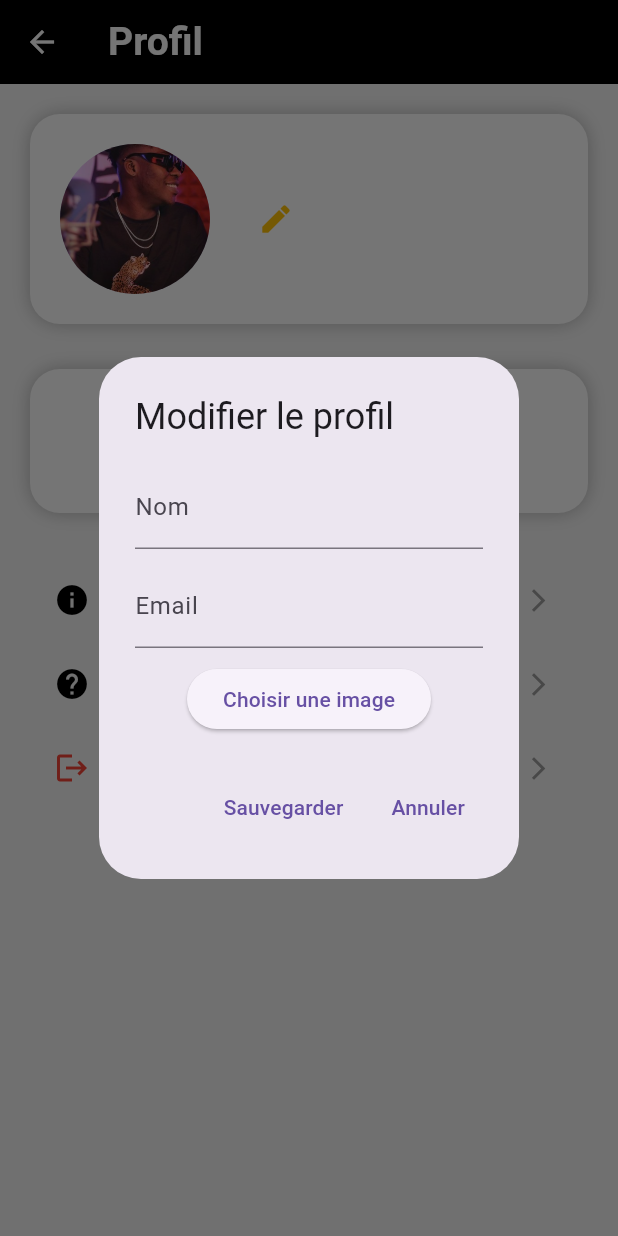
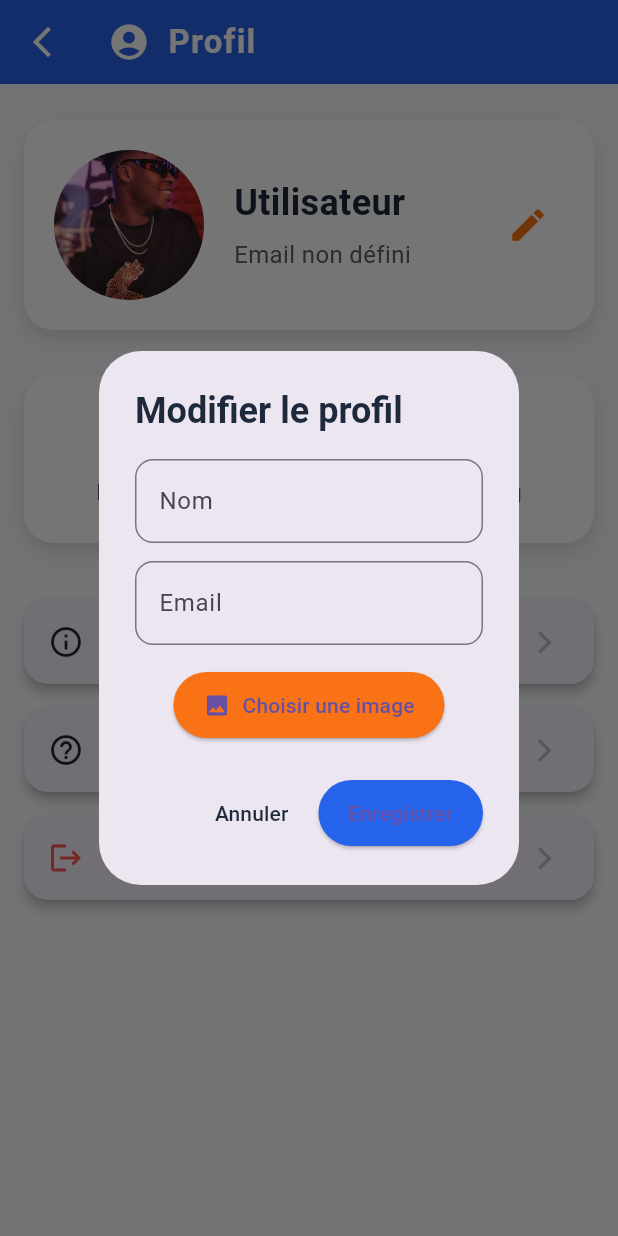
Before and after one commit to ErD000/Bibliotech-Front, a Flutter app: the ProfileScreen screen opened directly, after a tap on the "edit" icon, on a phone screen of 412 x 824 dp. Run offline on Flutter 3.47's test engine with Material 3 defaults, Android fonts, the phone set to English and light mode, and no system bars; drawn by our look-alikes of confetti; our stand-ins replace dio, file_picker, fl_chart, fluttertoast, image_picker, shared_preferences; missing offline and left inert: flutter_pdfview, syncfusion_flutter_pdf; accounts and stored records are empty; Roboto replaces fonts that are missing (Lora).

Commit message:
profile mis à jour

```diff
--- a/lib/profile_screen.dart
+++ b/lib/profile_screen.dart
@@ -2,11 +2,16 @@
 import 'package:image_picker/image_picker.dart';
 import 'dart:io';
 import 'dart:convert';
-import 'package:confetti/confetti.dart';
 import 'package:shared_preferences/shared_preferences.dart';
 import 'LoginScreen.dart';
 import 'package:http/http.dart' as http;
 
+// Couleurs modernes - harmonisées avec ton thème SaaS
+const Color primaryColor = Color(0xFF2563EB);
+const Color secondaryColor = Color(0xFF1E293B);
+const Color accentColor = Color(0xFFF97316);
+const Color lightBgColor = Color(0xFFF8FAFC);
+const Color cardBgColor = Color(0xFFFFFFFF);
 
 class ProfileScreen extends StatefulWidget {
   @override
@@ -18,63 +23,58 @@
   String email = "";
   File? _imageFile;
 
-  late ConfettiController _confettiController;
-
-  final _formKey = GlobalKey<FormState>();
   final _nameController = TextEditingController();
   final _emailController = TextEditingController();
 
   int totalPagesRead = 100;
   int totalBookPages = 0;
+  int rank = 0;
+  int points = 0;
 
-  int rank = 0;     // Ajouté
-  int points = 0;   // Ajouté
+  final _formKey = GlobalKey<FormState>();
+
+  @override
+  void initState() {
+    super.initState();
+    _loadStatistics();
+    _loadUserFromToken();
+  }
 
   Future<void> _loadStatistics() async {
     final prefs = await SharedPreferences.getInstance();
-    final savedTotalPagesRead = prefs.getInt('totalPagesRead') ?? 0;
-    final savedTotalBookPages = prefs.getInt('totalBookPages') ?? 0;
-
-    print("Total pages read from SharedPreferences: $savedTotalPagesRead");
-    print("Total book pages from SharedPreferences: $savedTotalBookPages");
-
     setState(() {
-      totalPagesRead = savedTotalPagesRead;
-      totalBookPages = savedTotalBookPages;
+      totalPagesRead = prefs.getInt('totalPagesRead') ?? 0;
+      totalBookPages = prefs.getInt('totalBookPages') ?? 0;
     });
   }
 
   Future<void> _loadUserFromToken() async {
     final prefs = await SharedPreferences.getInstance();
     final token = prefs.getString('token');
-    if (token == null) {
-      print('[ERREUR] Aucun token trouvé.');
-      return;
-    }
+    if (token == null) return;
 
     try {
       final parts = token.split('.');
       if (parts.length != 3) throw FormatException("Format JWT invalide");
-
       final payload = utf8.decode(base64.decode(base64.normalize(parts[1])));
       final data = jsonDecode(payload);
 
       setState(() {
-        name = data['user'] ?? name;
-        email = data['email'] ?? email;
-        rank = data['rank'] ?? 0;       // Ajouté
-        points = data['points'] ?? 0;   // Ajouté
+        name = data['user'] ?? "";
+        email = data['email'] ?? "";
+        rank = data['rank'] ?? 0;
+        points = data['points'] ?? 0;
+        _nameController.text = name;
+        _emailController.text = email;
       });
-
-      print('[INFO] Utilisateur chargé depuis le token : $name, $email, Rank: $rank, Points: $points');
     } catch (e) {
-      print('[ERREUR] Impossible de décoder le token : $e');
+      print('[ERREUR] Décodage token : $e');
     }
   }
+
   Future<bool> _updateUsername(String newName) async {
     final prefs = await SharedPreferences.getInstance();
     final token = prefs.getString('token');
-
     final response = await http.post(
       Uri.parse('http://10.0.6.2:3000/api/update_username'),
       headers: {
@@ -83,14 +83,12 @@
       },
       body: jsonEncode({'username': newName}),
     );
-
     return response.statusCode == 200;
   }
 
   Future<bool> _updateEmail(String newEmail) async {
     final prefs = await SharedPreferences.getInstance();
     final token = prefs.getString('token');
-
     final response = await http.post(
       Uri.parse('http://10.0.6.2:3000/api/update_email'),
       headers: {
@@ -99,140 +97,128 @@
       },
       body: jsonEncode({'email': newEmail}),
     );
-
     return response.statusCode == 200;
-  }
-
-  @override
-  void initState() {
-    super.initState();
-    _loadStatistics();
-    _loadUserFromToken();
-    _nameController.text = name;
-    _emailController.text = email;
-
-    _confettiController = ConfettiController(duration: const Duration(seconds: 1));
-
-    Future.delayed(Duration(milliseconds: 300), () {
-      _confettiController.play();
-    });
-  }
-
-  @override
-  void dispose() {
-    _confettiController.dispose();
-    super.dispose();
   }
 
   @override
   Widget build(BuildContext context) {
     return Scaffold(
-      backgroundColor: Colors.grey[100],
+      backgroundColor: lightBgColor,
       appBar: AppBar(
-        title: Text(
-          "Profil",
+        backgroundColor: primaryColor,
+        elevation: 1,
+        title: Row(
+          children: [
+            Icon(Icons.account_circle_rounded, size: 28, color: Colors.white),
+            SizedBox(width: 12),
+            Text(
+              'Profil',
               style: TextStyle(
-            fontFamily: 'Lora',
-            fontSize: 26,
-            fontWeight: FontWeight.w600,
+                fontWeight: FontWeight.w700,
+                fontSize: 22,
                 color: Colors.white,
+                letterSpacing: 0.8,
               ),
             ),
-        backgroundColor: Colors.black,
-        elevation: 0,
+          ],
+        ),
         leading: IconButton(
-          icon: Icon(Icons.arrow_back, color: Colors.white),
-          onPressed: () {
-            Navigator.pop(context);
-          },
+          icon: Icon(Icons.arrow_back_ios_new, color: Colors.white),
+          onPressed: () => Navigator.pop(context),
         ),
       ),
-      body: Stack(
-        children: [
-          Positioned.fill(
-            child: ConfettiWidget(
-              confettiController: _confettiController,
-              blastDirectionality: BlastDirectionality.explosive,
-              particleDrag: 0.05,
-              emissionFrequency: 0.05,
-              numberOfParticles: 20,
-              gravity: 0.1,
-              shouldLoop: true,
-              blastDirection: 3.14,
-            ),
-          ),
-          SingleChildScrollView(
-            child: Padding(
-              padding: const EdgeInsets.all(20.0),
+      body: SingleChildScrollView(
+        padding: const EdgeInsets.symmetric(horizontal: 16, vertical: 24),
         child: Column(
           children: [
-                  _buildProfileSection(),
+            _buildProfileCard(),
             SizedBox(height: 30),
-                  _buildStatsSection(),
+            _buildStatsCard(),
             SizedBox(height: 30),
-                  _buildMenu(context),
+            _buildMenu(),
           ],
         ),
       ),
+    );
+  }
+
+  Widget _buildProfileCard() {
+    return Container(
+      padding: EdgeInsets.all(20),
+      decoration: BoxDecoration(
+        color: cardBgColor,
+        borderRadius: BorderRadius.circular(20),
+        boxShadow: [
+          BoxShadow(
+            color: Colors.black12,
+            blurRadius: 10,
+            offset: Offset(0, 6),
+          )
+        ],
+      ),
+      child: Row(
+        children: [
+          CircleAvatar(
+            radius: 50,
+            backgroundImage: _imageFile == null
+                ? AssetImage('Images/j.jpeg')
+                : FileImage(_imageFile!) as ImageProvider,
+          ),
+          SizedBox(width: 20),
+          Expanded(
+            child: Column(
+              crossAxisAlignment: CrossAxisAlignment.start,
+              children: [
+                Text(
+                  name.isEmpty ? 'Utilisateur' : name,
+                  style: TextStyle(
+                    fontSize: 24,
+                    fontWeight: FontWeight.bold,
+                    color: secondaryColor,
+                  ),
+                ),
+                SizedBox(height: 6),
+                Text(
+                  email.isEmpty ? 'Email non défini' : email,
+                  style: TextStyle(
+                    color: Colors.grey[700],
+                    fontSize: 16,
+                    fontWeight: FontWeight.w400,
+                  ),
+                ),
+              ],
+            ),
+          ),
+          IconButton(
+            icon: Icon(Icons.edit, color: accentColor, size: 28),
+            tooltip: 'Modifier le profil',
+            onPressed: _showEditDialog,
           ),
         ],
       ),
     );
   }
 
-  Widget _buildProfileSection() {
+  Widget _buildStatsCard() {
     return Container(
-      padding: EdgeInsets.all(20),
+      padding: EdgeInsets.symmetric(vertical: 24, horizontal: 16),
       decoration: BoxDecoration(
-        color: Colors.white,
+        color: cardBgColor,
         borderRadius: BorderRadius.circular(20),
-        boxShadow: [BoxShadow(color: Colors.black26, blurRadius: 10)],
-      ),
-      child: Row(
-        crossAxisAlignment: CrossAxisAlignment.center,
-        children: [
-          CircleAvatar(
-            radius: 50,
-            backgroundImage: _imageFile == null
-                ? AssetImage('Images/j.jpeg') as ImageProvider
-                : FileImage(_imageFile!),
-          ),
-          SizedBox(width: 20),
-          Flexible(
-            child: Column(
-              crossAxisAlignment: CrossAxisAlignment.start,
-              children: [
-                Text(name, style: TextStyle(fontSize: 24, fontWeight: FontWeight.bold)),
-                SizedBox(height: 5),
-                Text(email, style: TextStyle(color: Colors.grey)),
+        boxShadow: [
+          BoxShadow(
+            color: Colors.black12,
+            blurRadius: 10,
+            offset: Offset(0, 6),
+          )
         ],
-            ),
-          ),
-          IconButton(
-            icon: Icon(Icons.edit, color: Colors.amber),
-            onPressed: () {
-              _showEditDialog();
-            },
-          ),
-        ],
-      ),
-    );
-  }
-
-  Widget _buildStatsSection() {
-    return Container(
-      padding: EdgeInsets.all(20),
-      decoration: BoxDecoration(
-        color: Colors.white,
-        borderRadius: BorderRadius.circular(20),
-        boxShadow: [BoxShadow(color: Colors.black26, blurRadius: 10)],
       ),
       child: Row(
         mainAxisAlignment: MainAxisAlignment.spaceAround,
         children: [
           _statItem(totalPagesRead.toString(), "Pages lues"),
-          _statItem(points.toString(), "Points"),       // Ajouté
-          _statItem(rank.toString(), "Rang"),           // Ajouté
+          _statItem(points.toString(), "Points"),
+          _statItem(rank.toString(), "Rang"),
         ],
       ),
     );
@@ -243,64 +229,92 @@
       children: [
         Text(
           number,
-          style: TextStyle(fontSize: 22, fontWeight: FontWeight.w600),
+          style: TextStyle(
+            fontSize: 26,
+            fontWeight: FontWeight.w700,
+            color: primaryColor,
           ),
-        SizedBox(height: 5),
+        ),
+        SizedBox(height: 6),
         Text(
           label,
-          style: TextStyle(color: Colors.grey[600]),
+          style: TextStyle(
+            fontSize: 15,
+            fontWeight: FontWeight.w500,
+            color: secondaryColor.withOpacity(0.7),
+          ),
         ),
       ],
     );
   }
 
-  Widget _buildMenu(BuildContext context) {
+  Widget _buildMenu() {
     return Column(
       children: [
-        _buildMenuItem(Icons.info, "À propos", context, () {
-          _showDialog(context, "À propos", "BookShelf\nVersion 1.0\nUne application pour gérer vos lectures.");
+        _buildMenuItem(Icons.info_outline, "À propos", () {
+          _showDialog("À propos", "BookShelf\nVersion 1.0\nUne application pour gérer vos lectures.");
         }),
-        _buildMenuItem(Icons.help, "Aide", context, () {
-          _showDialog(context, "Aide", "Besoin d'aide ?\nConsultez notre site ou contactez-nous.");
+        _buildMenuItem(Icons.help_outline, "Aide", () {
+          _showDialog("Aide", "Besoin d'aide ? Consultez notre site ou contactez-nous.");
         }),
-        _buildMenuItem(Icons.logout, "Déconnexion", context, () {
-          _showLogoutDialog(context);
-        }, color: Colors.red),
+        _buildMenuItem(Icons.logout, "Déconnexion", _showLogoutDialog, color: Colors.redAccent),
       ],
     );
   }
 
-  Widget _buildMenuItem(IconData icon, String title, BuildContext context, VoidCallback onTap, {Color color = Colors.black}) {
-    return ListTile(
-      leading: Icon(icon, color: color),
-      title: Text(title, style: TextStyle(color: color, fontSize: 18, fontWeight: FontWeight.w500)),
-      trailing: Icon(Icons.arrow_forward_ios, size: 18, color: Colors.grey),
+  Widget _buildMenuItem(IconData icon, String title, VoidCallback onTap, {Color? color}) {
+    final iconColor = color ?? secondaryColor;
+    final textColor = color ?? secondaryColor;
+    return Card(
+      margin: EdgeInsets.symmetric(vertical: 8),
+      shape: RoundedRectangleBorder(borderRadius: BorderRadius.circular(16)),
+      elevation: 3,
+      child: ListTile(
+        leading: Icon(icon, color: iconColor),
+        title: Text(
+          title,
+          style: TextStyle(
+            fontSize: 18,
+            fontWeight: FontWeight.w600,
+            color: textColor,
+          ),
+        ),
+        trailing: Icon(Icons.arrow_forward_ios, size: 18, color: Colors.grey[400]),
         onTap: onTap,
+        shape: RoundedRectangleBorder(borderRadius: BorderRadius.circular(16)),
+      ),
     );
   }
 
   void _showEditDialog() {
-    _nameController.text = name;   // Remettre les valeurs actuelles à chaque ouverture
+    _nameController.text = name;
     _emailController.text = email;
 
     showDialog(
       context: context,
       builder: (context) => AlertDialog(
-        title: Text("Modifier le profil"),
-        content: Column(
+        title: Text("Modifier le profil", style: TextStyle(color: secondaryColor, fontWeight: FontWeight.bold)),
+        content: SingleChildScrollView(
+          child: Column(
             mainAxisSize: MainAxisSize.min,
             children: [
               TextField(
                 controller: _nameController,
-              decoration: InputDecoration(labelText: "Nom"),
+                decoration: InputDecoration(
+                  labelText: "Nom",
+                  border: OutlineInputBorder(borderRadius: BorderRadius.circular(12)),
                 ),
-            SizedBox(height: 10),
+              ),
+              SizedBox(height: 12),
               TextField(
                 controller: _emailController,
-              decoration: InputDecoration(labelText: "Email"),
+                decoration: InputDecoration(
+                  labelText: "Email",
+                  border: OutlineInputBorder(borderRadius: BorderRadius.circular(12)),
                 ),
-            SizedBox(height: 10),
-            ElevatedButton(
+              ),
+              SizedBox(height: 16),
+              ElevatedButton.icon(
                 onPressed: () async {
                   final picker = ImagePicker();
                   final pickedFile = await picker.pickImage(source: ImageSource.gallery);
@@ -310,109 +324,115 @@
                     });
                   }
                 },
-              child: Text("Choisir une image"),
+                icon: Icon(Icons.image),
+                label: Text("Choisir une image"),
+                style: ElevatedButton.styleFrom(
+                  backgroundColor: accentColor,
+                  shape: RoundedRectangleBorder(borderRadius: BorderRadius.circular(30)),
+                  padding: EdgeInsets.symmetric(vertical: 12, horizontal: 20),
+                ),
               ),
             ],
           ),
+        ),
         actions: [
           TextButton(
+            onPressed: () => Navigator.pop(context),
+            child: Text("Annuler", style: TextStyle(color: secondaryColor)),
+          ),
+          ElevatedButton(
             onPressed: () async {
               final newName = _nameController.text.trim();
               final newEmail = _emailController.text.trim();
-
               bool hasChanges = false;
 
               if (newName.isNotEmpty && newName != name) {
-                final success = await _updateUsername(newName);
-                if (success) {
-                  // ✅ Nom mis à jour avec succès côté serveur
-                  setState(() {
-                    name = newName;
-                  });
+                if (await _updateUsername(newName)) {
+                  setState(() => name = newName);
                   hasChanges = true;
                 } else {
-                  // ❌ Échec de la mise à jour du nom côté serveur
-                  print('[ERREUR] Échec mise à jour du nom');
+                  _showSnackBar('Erreur lors de la mise à jour du nom');
                 }
               }
 
               if (newEmail.isNotEmpty && newEmail != email) {
-                final success = await _updateEmail(newEmail);
-                if (success) {
-                  // ✅ Email mis à jour avec succès côté serveur
-                  setState(() {
-                    email = newEmail;
-                  });
+                if (await _updateEmail(newEmail)) {
+                  setState(() => email = newEmail);
                   hasChanges = true;
                 } else {
-                  // ❌ Échec de la mise à jour de l’email côté serveur
-                  print('[ERREUR] Échec mise à jour de l\'email');
+                  _showSnackBar('Erreur lors de la mise à jour de l\'email');
                 }
               }
 
               if (hasChanges) {
-                ScaffoldMessenger.of(context).showSnackBar(
-                  SnackBar(content: Text('Profil mis à jour')),
-                );
+                _showSnackBar('Profil mis à jour avec succès');
+                Navigator.pop(context);
               }
-
-              Navigator.pop(context);
             },
-            child: Text("Sauvegarder"),
+            style: ElevatedButton.styleFrom(
+              backgroundColor: primaryColor,
+              shape: RoundedRectangleBorder(borderRadius: BorderRadius.circular(30)),
+              padding: EdgeInsets.symmetric(vertical: 12, horizontal: 20),
             ),
-
-
-          TextButton(
-            onPressed: () => Navigator.pop(context),
-            child: Text("Annuler"),
+            child: Text("Enregistrer"),
           ),
         ],
       ),
     );
   }
 
-
-  void _showDialog(BuildContext context, String title, String content) {
+  void _showLogoutDialog() {
     showDialog(
       context: context,
       builder: (context) => AlertDialog(
-        title: Text(title),
-        content: Text(content),
+        title: Text('Déconnexion', style: TextStyle(color: secondaryColor)),
+        content: Text('Voulez-vous vraiment vous déconnecter ?'),
         actions: [
           TextButton(
             onPressed: () => Navigator.pop(context),
-            child: Text("Fermer"),
+            child: Text('Annuler'),
           ),
+          ElevatedButton(
+            onPressed: () async {
+              final prefs = await SharedPreferences.getInstance();
+              await prefs.remove('token');
+              Navigator.pushReplacement(context, MaterialPageRoute(builder: (_) => LoginScreen()));
+            },
+            child: Text('Déconnexion'),
+            style: ElevatedButton.styleFrom(
+              backgroundColor: Colors.redAccent,
+              shape: RoundedRectangleBorder(borderRadius: BorderRadius.circular(30)),
+            ),
+          )
         ],
       ),
     );
   }
 
-  void _showLogoutDialog(BuildContext context) {
+  void _showDialog(String title, String content) {
     showDialog(
       context: context,
       builder: (context) => AlertDialog(
-        title: Text("Se déconnecter"),
-        content: Text("Voulez-vous vraiment vous déconnecter ?"),
+        title: Text(title, style: TextStyle(color: secondaryColor)),
+        content: Text(content),
         actions: [
           TextButton(
             onPressed: () => Navigator.pop(context),
-            child: Text("Annuler"),
-          ),
-          TextButton(
-            onPressed: () async {
-              final prefs = await SharedPreferences.getInstance();
-              await prefs.clear(); // Supprimer le token et autres données
-
-              Navigator.of(context).pushAndRemoveUntil(
-                MaterialPageRoute(builder: (_) => LoginScreen()),
-                    (route) => false,
-              );
-            },
-            child: Text("Oui, déconnecter"),
-          ),
+            child: Text('Fermer'),
+          )
         ],
       ),
     );
   }
+
+  void _showSnackBar(String message) {
+    ScaffoldMessenger.of(context).showSnackBar(
+      SnackBar(
+        content: Text(message),
+        backgroundColor: primaryColor,
+        behavior: SnackBarBehavior.floating,
+        shape: RoundedRectangleBorder(borderRadius: BorderRadius.circular(12)),
+      ),
+    );
   }
+}
```
Lines whose indentation alone changed are shown as unchanged.
